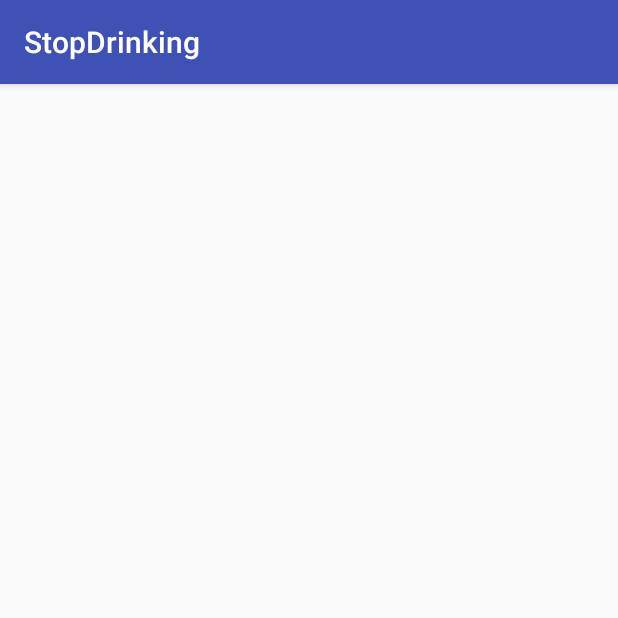
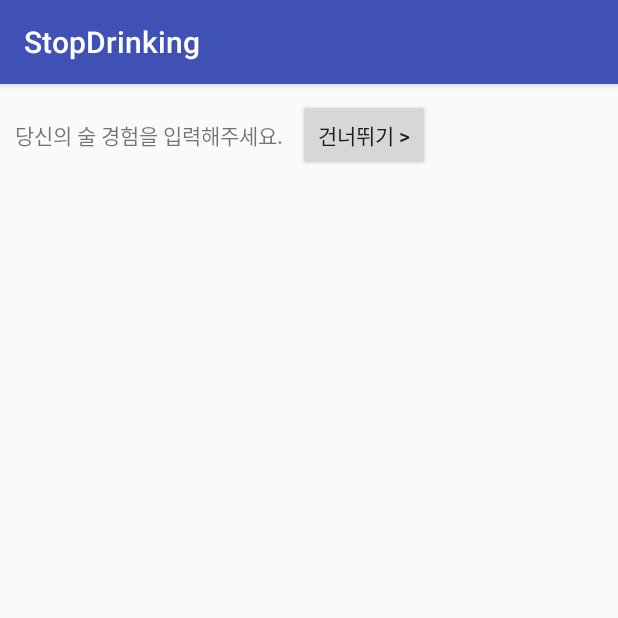
Before and after one commit to owlsogul/stop-drinking, an Android app: the FirstLoginActivity screen opened directly, with no data from a screen before it, on a phone screen of 412 x 824 dp, the top half of it. Run offline under Robolectric (Android 15) with nearby library versions, the phone set to English and light mode, and no system bars.

Commit message:
첫 로그인 gui

```diff
--- a/app/src/main/res/layout/activity_first_login.xml
+++ b/app/src/main/res/layout/activity_first_login.xml
@@ -1,9 +1,29 @@
 <?xml version="1.0" encoding="utf-8"?>
-<android.support.constraint.ConstraintLayout xmlns:android="http://schemas.android.com/apk/res/android"
+<LinearLayout xmlns:android="http://schemas.android.com/apk/res/android"
     xmlns:app="http://schemas.android.com/apk/res-auto"
     xmlns:tools="http://schemas.android.com/tools"
     android:layout_width="match_parent"
     android:layout_height="match_parent"
+    android:orientation="vertical"
     tools:context=".FirstLoginActivity">
 
-</android.support.constraint.ConstraintLayout>
+    <LinearLayout
+        android:layout_width="match_parent"
+        android:layout_height="wrap_content"
+        android:layout_gravity="right"
+        android:orientation="horizontal"
+        android:padding="10dp">
+
+        <TextView
+            android:layout_width="wrap_content"
+            android:layout_height="wrap_content"
+            android:text="당신의 술 경험을 입력해주세요." />
+
+        <Button
+            android:layout_width="wrap_content"
+            android:layout_height="wrap_content"
+            android:layout_marginLeft="10dp"
+            android:text="건너뛰기 >" />
+    </LinearLayout>
+
+</LinearLayout>
```
